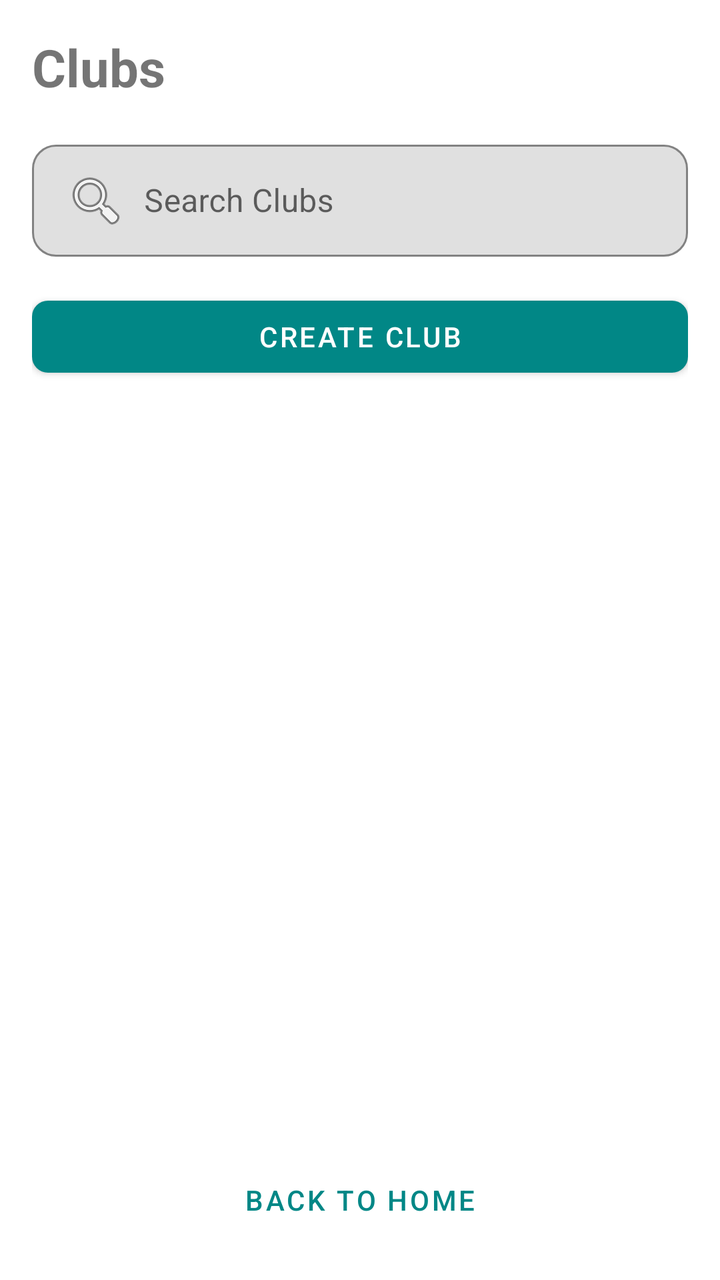
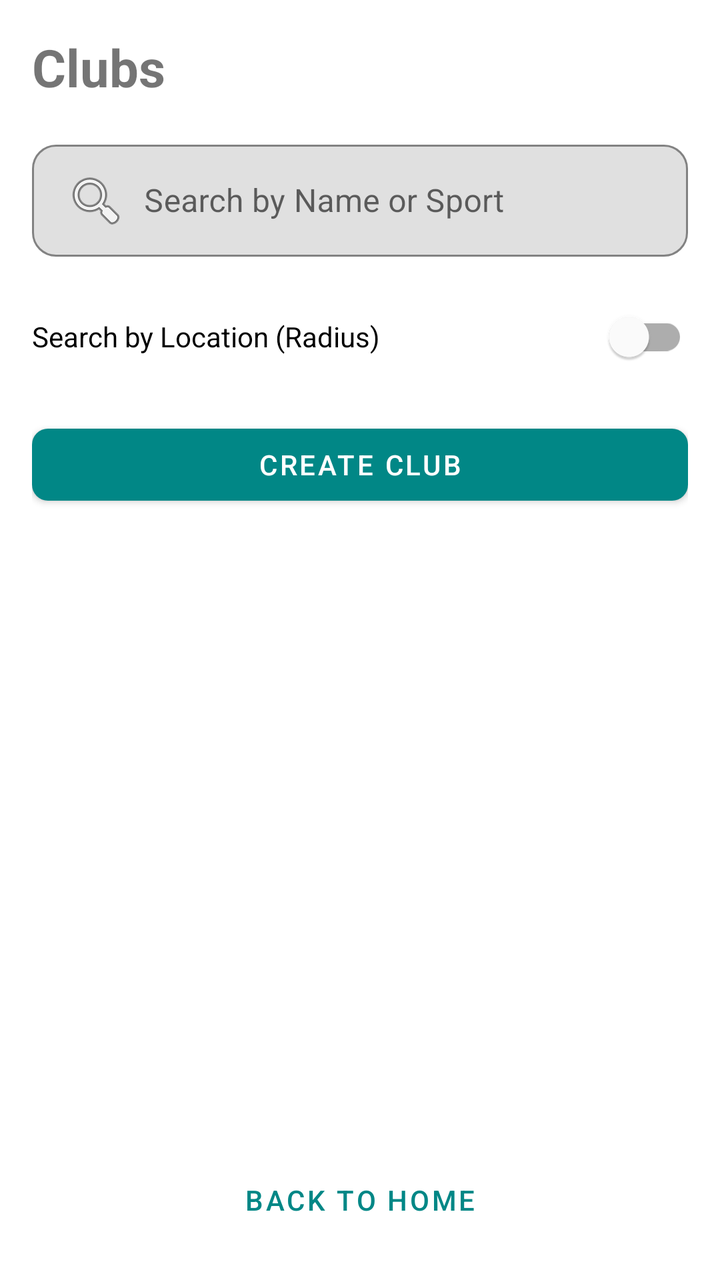

Compare the two renders of this Android layout. The source of the first and the diff that turns it into the second are given below.
<!-- AndroidManifest.xml: application theme Theme.NetWork -->
<!-- res/layout/activity_club_list.xml -->
<?xml version="1.0" encoding="utf-8"?>
<LinearLayout
    xmlns:android="http://schemas.android.com/apk/res/android"
    xmlns:app="http://schemas.android.com/apk/res-auto"
    android:orientation="vertical"
    android:padding="16dp"
    android:layout_width="match_parent"
    android:layout_height="match_parent">

    <TextView
        android:text="Clubs"
        android:textSize="26sp"
        android:textStyle="bold"
        android:layout_width="wrap_content"
        android:layout_height="wrap_content"
        android:layout_marginBottom="16dp"/>

    <com.google.android.material.textfield.TextInputLayout
        android:layout_width="match_parent"
        android:layout_height="wrap_content"
        app:boxCornerRadiusTopStart="12dp"
        app:boxCornerRadiusTopEnd="12dp"
        app:boxCornerRadiusBottomStart="12dp"
        app:boxCornerRadiusBottomEnd="12dp"
        app:boxBackgroundMode="outline"
        android:layout_marginBottom="16dp">

        <com.google.android.material.textfield.TextInputEditText
            android:id="@+id/searchClubField"
            android:layout_width="match_parent"
            android:layout_height="wrap_content"
            android:hint="Search Clubs"
            android:inputType="text"
            android:drawableStart="@android:drawable/ic_menu_search"
            android:drawablePadding="8dp"
            android:paddingStart="16dp"
            android:paddingEnd="16dp"
            android:paddingTop="12dp"
            android:paddingBottom="12dp"/>
    </com.google.android.material.textfield.TextInputLayout>

    <com.google.android.material.button.MaterialButton
        android:id="@+id/createClubBtn"
        android:text="CREATE CLUB"
        android:layout_width="match_parent"
        android:layout_height="wrap_content"
        app:cornerRadius="8dp"
        android:layout_marginBottom="12dp"/>

    <androidx.recyclerview.widget.RecyclerView
        android:id="@+id/clubRecycler"
        android:layout_width="match_parent"
        android:layout_height="0dp"
        android:layout_weight="1"/>

    <com.google.android.material.button.MaterialButton
        android:id="@+id/backBtn"
        android:text="BACK TO HOME"
        android:layout_width="match_parent"
        android:layout_height="wrap_content"
        app:cornerRadius="8dp"
        style="@style/Widget.MaterialComponents.Button.TextButton"
        android:layout_marginTop="12dp"/>

</LinearLayout>
<!-- resources referenced by this layout -->
<resources>
  <style name="Theme.NetWork" parent="Theme.MaterialComponents.Light.NoActionBar">
          
          <item name="colorPrimary">@color/teal_700</item>
          <item name="colorPrimaryVariant">@color/teal_200</item>
          <item name="colorOnPrimary">@color/white</item>
          <item name="colorSecondary">@color/teal_700</item>
      </style>
  <color name="teal_700">#FF018786</color>
  <color name="teal_200">#FF03DAC5</color>
  <color name="white">#FFFFFFFF</color>
</resources>

<!-- the commit's change to res/layout/activity_club_list.xml (unified diff, before → after) -->
@@ -29,7 +29,7 @@
             android:id="@+id/searchClubField"
             android:layout_width="match_parent"
             android:layout_height="wrap_content"
-            android:hint="Search Clubs"
+            android:hint="Search by Name or Sport"
             android:inputType="text"
             android:drawableStart="@android:drawable/ic_menu_search"
             android:drawablePadding="8dp"
@@ -38,6 +38,68 @@
             android:paddingTop="12dp"
             android:paddingBottom="12dp"/>
     </com.google.android.material.textfield.TextInputLayout>
+
+    <LinearLayout
+        android:id="@+id/locationSearchContainer"
+        android:layout_width="match_parent"
+        android:layout_height="wrap_content"
+        android:orientation="vertical"
+        android:paddingTop="8dp"
+        android:paddingBottom="8dp"
+        android:background="@drawable/card_bg"
+        android:elevation="2dp"
+        android:layout_marginBottom="16dp"
+        android:visibility="gone"> 
+
+        <TextView
+            android:layout_width="wrap_content"
+            android:layout_height="wrap_content"
+            android:text="Location Search Settings"
+            android:textStyle="bold"
+            android:textColor="#212121"
+            android:layout_marginStart="16dp"
+            android:layout_marginBottom="8dp"/>
+
+        
+        <com.google.android.material.textfield.TextInputLayout
+            android:layout_width="match_parent"
+            android:layout_height="wrap_content"
+            android:layout_marginStart="16dp"
+            android:layout_marginEnd="16dp"
+            app:suffixText="km"
+            app:boxBackgroundMode="filled"
+            app:boxCornerRadiusTopStart="8dp"
+            app:boxCornerRadiusTopEnd="8dp">
+
+            <com.google.android.material.textfield.TextInputEditText
+                android:id="@+id/radiusField"
+                android:layout_width="match_parent"
+                android:layout_height="wrap_content"
+                android:hint="Search Radius"
+                android:inputType="numberDecimal"
+                android:text="10" />
+        </com.google.android.material.textfield.TextInputLayout>
+
+        
+        <TextView
+            android:id="@+id/locationStatusText"
+            android:layout_width="wrap_content"
+            android:layout_height="wrap_content"
+            android:text="Location: Unknown"
+            android:textColor="#757575"
+            android:textSize="12sp"
+            android:layout_marginStart="16dp"
+            android:layout_marginTop="8dp"/>
+
+    </LinearLayout>
+
+    <com.google.android.material.switchmaterial.SwitchMaterial
+        android:id="@+id/locationSearchToggle"
+        android:layout_width="match_parent"
+        android:layout_height="wrap_content"
+        android:text="Search by Location (Radius)"
+        android:checked="false"
+        android:layout_marginBottom="16dp"/>
 
     <com.google.android.material.button.MaterialButton
         android:id="@+id/createClubBtn"
<!-- resource entries referenced after the edit -->
@@ -1,5 +1,11 @@
 <!-- resources referenced by this layout -->
 <resources>
+  <!-- drawable card_bg (drawable) -->
+  <shape xmlns:android="http://schemas.android.com/apk/res/android">
+      <solid android:color="#FFFFFF"/>
+      <corners android:radius="16dp"/>
+      <padding android:left="16dp" android:top="16dp" android:right="16dp" android:bottom="16dp"/>
+  </shape>
   <style name="Theme.NetWork" parent="Theme.MaterialComponents.Light.NoActionBar">
           
           <item name="colorPrimary">@color/teal_700</item>
